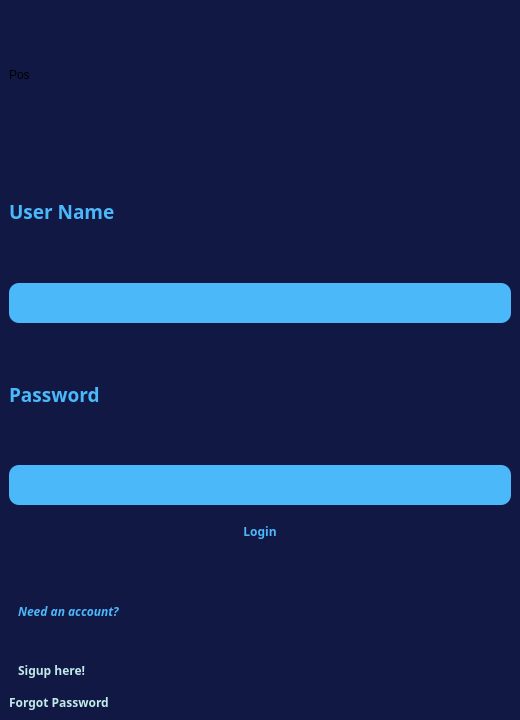
Above: ui/login.ui from KietIT-bip-bip/PTA39-SPCK before the change. Below: the same form after it.
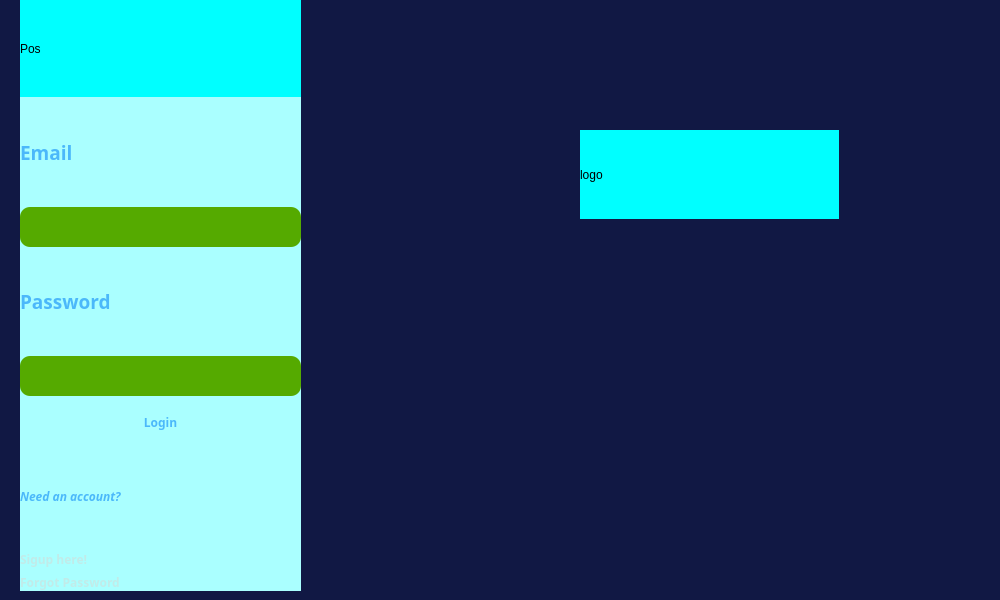
That is the form after the change.

```diff
--- a/ui/login.ui
+++ b/ui/login.ui
@@ -6,20 +6,20 @@
    <rect>
     <x>0</x>
     <y>0</y>
-    <width>520</width>
-    <height>720</height>
+    <width>1000</width>
+    <height>600</height>
    </rect>
   </property>
   <property name="minimumSize">
    <size>
-    <width>520</width>
-    <height>720</height>
+    <width>1000</width>
+    <height>600</height>
    </size>
   </property>
   <property name="maximumSize">
    <size>
-    <width>520</width>
-    <height>720</height>
+    <width>1000</width>
+    <height>600</height>
    </size>
   </property>
   <property name="windowTitle">
@@ -30,7 +30,7 @@
 	background: #111844;
 }
 
-#username, #password {
+#email, #password {
 	background: #4BB8FA;
 	border: none;
 	outline: none;
@@ -63,9 +63,41 @@
 }</string>
   </property>
   <widget class="QWidget" name="centralwidget">
+   <widget class="QWidget" name="widget" native="true">
+    <property name="geometry">
+     <rect>
+      <x>11</x>
+      <y>466</y>
+      <width>156</width>
+      <height>65</height>
+     </rect>
+    </property>
+    <layout class="QVBoxLayout" name="verticalLayout"/>
+   </widget>
+   <widget class="QWidget" name="widget_2" native="true">
+    <property name="geometry">
+     <rect>
+      <x>20</x>
+      <y>0</y>
+      <width>281</width>
+      <height>591</height>
+     </rect>
+    </property>
+    <property name="styleSheet">
+     <string notr="true">background-color: rgb(170, 255, 255);</string>
+    </property>
    <layout class="QVBoxLayout" name="verticalLayout_2">
     <item>
      <widget class="QLabel" name="label">
+       <property name="minimumSize">
+        <size>
+         <width>0</width>
+         <height>0</height>
+        </size>
+       </property>
+       <property name="styleSheet">
+        <string notr="true">background-color: rgb(0, 255, 255);</string>
+       </property>
       <property name="text">
        <string>Pos</string>
       </property>
@@ -82,12 +114,16 @@
        </font>
       </property>
       <property name="text">
-       <string>User Name</string>
+        <string>Email</string>
       </property>
      </widget>
     </item>
     <item>
-     <widget class="QLineEdit" name="username"/>
+      <widget class="QLineEdit" name="email">
+       <property name="styleSheet">
+        <string notr="true">background-color: rgb(85, 170, 0);</string>
+       </property>
+      </widget>
     </item>
     <item>
      <widget class="QLabel" name="label_3">
@@ -105,7 +141,14 @@
      </widget>
     </item>
     <item>
-     <widget class="QLineEdit" name="password"/>
+      <widget class="QLineEdit" name="password">
+       <property name="styleSheet">
+        <string notr="true">background-color: rgb(85, 170, 0);</string>
+       </property>
+       <property name="echoMode">
+        <enum>QLineEdit::Password</enum>
+       </property>
+      </widget>
     </item>
     <item>
      <widget class="QPushButton" name="login">
@@ -123,9 +166,6 @@
      </widget>
     </item>
     <item>
-     <widget class="QWidget" name="widget" native="true">
-      <layout class="QVBoxLayout" name="verticalLayout">
-       <item>
         <widget class="QLabel" name="label_4">
          <property name="font">
           <font>
@@ -154,9 +194,6 @@
          </property>
         </widget>
        </item>
-      </layout>
-     </widget>
-    </item>
     <item>
      <widget class="QPushButton" name="forgot_password">
       <property name="font">
@@ -172,6 +209,29 @@
      </widget>
     </item>
    </layout>
+   </widget>
+   <widget class="QLabel" name="label_5">
+    <property name="geometry">
+     <rect>
+      <x>580</x>
+      <y>130</y>
+      <width>259</width>
+      <height>89</height>
+     </rect>
+    </property>
+    <property name="minimumSize">
+     <size>
+      <width>0</width>
+      <height>0</height>
+     </size>
+    </property>
+    <property name="styleSheet">
+     <string notr="true">background-color: rgb(0, 255, 255);</string>
+    </property>
+    <property name="text">
+     <string>logo</string>
+    </property>
+   </widget>
   </widget>
  </widget>
  <resources/>
```
Lines whose indentation alone changed are shown as unchanged.
